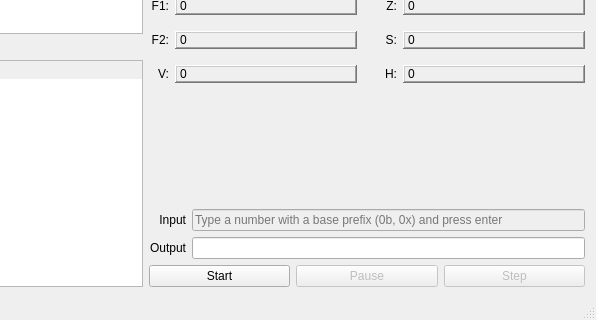
Above: mainwindow.ui from tatokis/bettertrn before the change; both pictures show x 304 to 900 and y 263 to 583 of the 900 by 583 pixel window. Below: the same form after it.
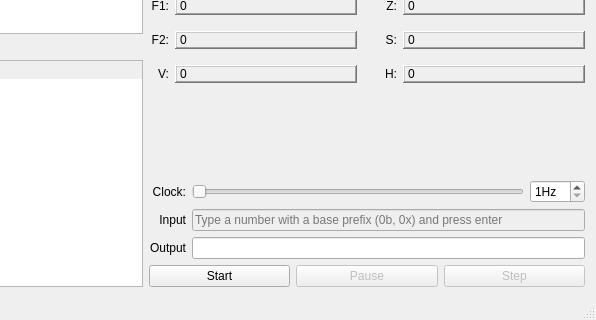
That is the form after the change. Custom widgets are drawn as their Qt base class.

Commit message: Add the clock slider

Patch:
```diff
--- a/mainwindow.ui
+++ b/mainwindow.ui
@@ -679,6 +679,19 @@
         <item>
          <layout class="QGridLayout" name="gridLayout_3">
           <item row="1" column="1">
+           <widget class="QLineEdit" name="inputLineEdit">
+            <property name="enabled">
+             <bool>false</bool>
+            </property>
+            <property name="readOnly">
+             <bool>false</bool>
+            </property>
+            <property name="placeholderText">
+             <string>Type a number with a base prefix (0b, 0x) and press enter</string>
+            </property>
+           </widget>
+          </item>
+          <item row="2" column="1">
            <widget class="QLineEdit" name="outputLineEdit">
             <property name="readOnly">
              <bool>true</bool>
@@ -688,7 +701,7 @@
             </property>
            </widget>
           </item>
-          <item row="1" column="0">
+          <item row="2" column="0">
            <widget class="QLabel" name="label_2">
             <property name="text">
              <string>Output</string>
@@ -698,20 +711,7 @@
             </property>
            </widget>
           </item>
-          <item row="0" column="1">
-           <widget class="QLineEdit" name="inputLineEdit">
-            <property name="enabled">
-             <bool>false</bool>
-            </property>
-            <property name="readOnly">
-             <bool>false</bool>
-            </property>
-            <property name="placeholderText">
-             <string>Type a number with a base prefix (0b, 0x) and press enter</string>
-            </property>
-           </widget>
-          </item>
-          <item row="0" column="0">
+          <item row="1" column="0">
            <widget class="QLabel" name="label">
             <property name="text">
              <string>Input</string>
@@ -721,6 +721,55 @@
             </property>
            </widget>
           </item>
+          <item row="0" column="0">
+           <widget class="QLabel" name="clockAdjLabel">
+            <property name="text">
+             <string>Clock:</string>
+            </property>
+            <property name="alignment">
+             <set>Qt::AlignRight|Qt::AlignTrailing|Qt::AlignVCenter</set>
+            </property>
+           </widget>
+          </item>
+          <item row="0" column="1">
+           <layout class="QHBoxLayout" name="horizontalLayout_3">
+            <item>
+             <widget class="QSlider" name="clockSlider">
+              <property name="minimum">
+               <number>1</number>
+              </property>
+              <property name="maximum">
+               <number>20</number>
+              </property>
+              <property name="singleStep">
+               <number>1</number>
+              </property>
+              <property name="pageStep">
+               <number>5</number>
+              </property>
+              <property name="orientation">
+               <enum>Qt::Horizontal</enum>
+              </property>
+             </widget>
+            </item>
+            <item>
+             <widget class="QSpinBox" name="clockSpinBox">
+              <property name="suffix">
+               <string>Hz</string>
+              </property>
+              <property name="minimum">
+               <number>1</number>
+              </property>
+              <property name="maximum">
+               <number>20</number>
+              </property>
+              <property name="singleStep">
+               <number>1</number>
+              </property>
+             </widget>
+            </item>
+           </layout>
+          </item>
          </layout>
         </item>
         <item>
@@ -942,7 +991,6 @@
     <property name="title">
      <string>Preferences</string>
     </property>
-    <addaction name="actionSpeed"/>
     <addaction name="actionLog_internal_CPU_Execution"/>
    </widget>
    <addaction name="menuFile"/>
```
The commit also changes 6 other files.
